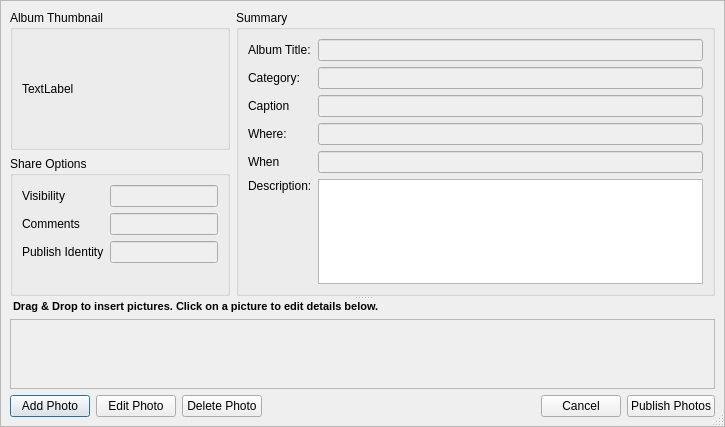
Above: retroshare-gui/src/gui/PhotoShare/AlbumDialog.ui from RetroShare/RetroShare before the change. Below: the same form after it.
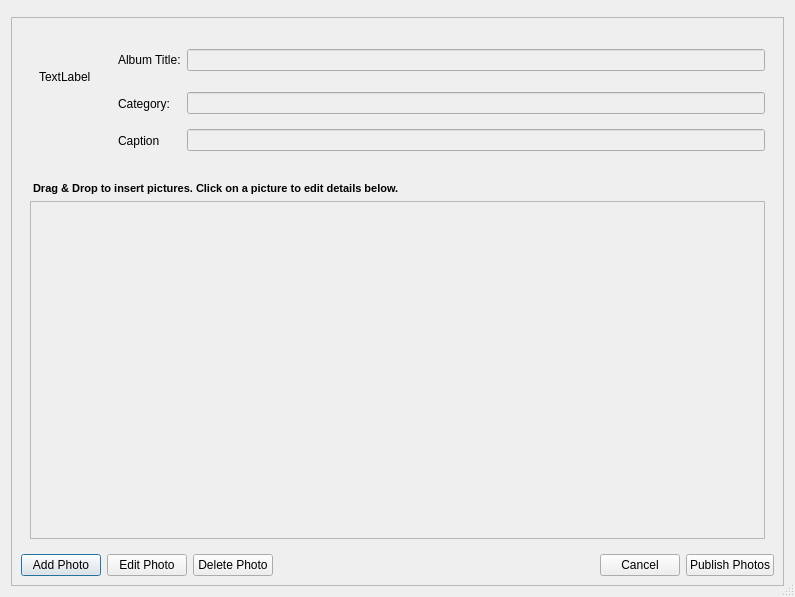
That is the form after the change. Custom widgets are drawn as their Qt base class.

Commit message:
Add Album Editing (add / remove photos)
Significant improvements to AlbumDialog
 - load Existing Photos to the Album
 - drag and drop add new Photos
 - mark photos for deletion
 - publish these changes
 - color photoitems depending on state

Fixed up Top-Level Photo display.
 - only show latest version of photo (hide deleted)
 - fixup grouping by "Own / Subscribed / Other" Albums
 - added Album detail editing using GxsGroupDialog

Patch:
```diff
--- a/retroshare-gui/src/gui/PhotoShare/AlbumDialog.ui
+++ b/retroshare-gui/src/gui/PhotoShare/AlbumDialog.ui
@@ -6,8 +6,8 @@
    <rect>
     <x>0</x>
     <y>0</y>
-    <width>725</width>
-    <height>427</height>
+    <width>795</width>
+    <height>597</height>
    </rect>
   </property>
   <property name="windowTitle">
@@ -16,71 +16,48 @@
   <property name="sizeGripEnabled">
    <bool>true</bool>
   </property>
-  <layout class="QGridLayout" name="gridLayout_5">
-   <property name="margin">
-    <number>0</number>
-   </property>
-   <property name="spacing">
-    <number>0</number>
-   </property>
-   <item row="1" column="0">
+  <layout class="QVBoxLayout" name="verticalLayout_4">
+   <item>
+    <widget class="HeaderFrame" name="headerFrame">
+     <property name="frameShape">
+      <enum>QFrame::StyledPanel</enum>
+     </property>
+     <property name="frameShadow">
+      <enum>QFrame::Raised</enum>
+     </property>
+    </widget>
+   </item>
+   <item>
     <widget class="QFrame" name="frame">
+     <property name="sizePolicy">
+      <sizepolicy hsizetype="Preferred" vsizetype="Minimum">
+       <horstretch>0</horstretch>
+       <verstretch>0</verstretch>
+      </sizepolicy>
+     </property>
      <property name="frameShape">
       <enum>QFrame::StyledPanel</enum>
      </property>
      <property name="frameShadow">
       <enum>QFrame::Raised</enum>
+     </property>
+     <layout class="QVBoxLayout" name="verticalLayout_3" stretch="0,10,0">
+      <item>
+       <widget class="QFrame" name="frame_2">
+        <property name="sizePolicy">
+         <sizepolicy hsizetype="MinimumExpanding" vsizetype="Preferred">
+          <horstretch>10</horstretch>
+          <verstretch>0</verstretch>
+         </sizepolicy>
      </property>
      <layout class="QGridLayout" name="gridLayout">
-      <item row="0" column="0">
-       <widget class="QSplitter" name="splitter">
-        <property name="orientation">
-         <enum>Qt::Vertical</enum>
-        </property>
-        <widget class="QWidget" name="layoutWidget_2">
-         <layout class="QGridLayout" name="gridLayout_4">
-          <item row="0" column="0">
-           <widget class="QGroupBox" name="albumGroup">
-            <property name="sizePolicy">
-             <sizepolicy hsizetype="Preferred" vsizetype="Minimum">
-              <horstretch>0</horstretch>
-              <verstretch>1</verstretch>
-             </sizepolicy>
-            </property>
-            <property name="title">
-             <string>Album Thumbnail</string>
-            </property>
-            <layout class="QVBoxLayout" name="verticalLayout_2">
-             <item>
-              <widget class="QLabel" name="label_thumbNail">
-               <property name="text">
-                <string>TextLabel</string>
-               </property>
-              </widget>
-             </item>
-            </layout>
-           </widget>
-          </item>
-          <item row="0" column="1" rowspan="2">
-           <widget class="QGroupBox" name="groupBox_2">
-            <property name="sizePolicy">
-             <sizepolicy hsizetype="MinimumExpanding" vsizetype="Preferred">
-              <horstretch>10</horstretch>
-              <verstretch>1</verstretch>
-             </sizepolicy>
-            </property>
-            <property name="title">
-             <string>Summary</string>
-            </property>
-            <layout class="QGridLayout" name="gridLayout_3">
-             <item row="0" column="0">
-              <widget class="QLabel" name="label_9">
-               <property name="text">
-                <string>Album Title:</string>
-               </property>
-              </widget>
-             </item>
-             <item row="0" column="1">
+         <property name="horizontalSpacing">
+          <number>6</number>
+         </property>
+         <property name="verticalSpacing">
+          <number>2</number>
+         </property>
+         <item row="0" column="2">
               <widget class="QLineEdit" name="lineEdit_Title">
                <property name="enabled">
                 <bool>false</bool>
@@ -93,14 +70,14 @@
                </property>
               </widget>
              </item>
-             <item row="1" column="0">
+         <item row="1" column="1">
               <widget class="QLabel" name="label_7">
                <property name="text">
                 <string>Category:</string>
                </property>
               </widget>
              </item>
-             <item row="1" column="1">
+         <item row="1" column="2">
               <widget class="QLineEdit" name="lineEdit_Category">
                <property name="enabled">
                 <bool>false</bool>
@@ -113,205 +90,77 @@
                </property>
               </widget>
              </item>
-             <item row="2" column="0">
+         <item row="0" column="0" rowspan="3">
+          <widget class="QFrame" name="albumGroup">
+           <property name="sizePolicy">
+            <sizepolicy hsizetype="Preferred" vsizetype="Minimum">
+             <horstretch>0</horstretch>
+             <verstretch>1</verstretch>
+            </sizepolicy>
+           </property>
+           <layout class="QVBoxLayout" name="verticalLayout_2">
+            <item>
+             <widget class="QLabel" name="label_thumbNail">
+              <property name="minimumSize">
+               <size>
+                <width>64</width>
+                <height>64</height>
+               </size>
+              </property>
+              <property name="text">
+               <string>TextLabel</string>
+              </property>
+             </widget>
+            </item>
+            <item>
+             <spacer name="verticalSpacer">
+              <property name="orientation">
+               <enum>Qt::Vertical</enum>
+              </property>
+              <property name="sizeHint" stdset="0">
+               <size>
+                <width>20</width>
+                <height>40</height>
+               </size>
+              </property>
+             </spacer>
+            </item>
+           </layout>
+          </widget>
+         </item>
+         <item row="2" column="2">
+          <widget class="QLineEdit" name="lineEdit_Caption">
+           <property name="enabled">
+            <bool>false</bool>
+           </property>
+           <property name="sizePolicy">
+            <sizepolicy hsizetype="MinimumExpanding" vsizetype="Fixed">
+             <horstretch>0</horstretch>
+             <verstretch>0</verstretch>
+            </sizepolicy>
+           </property>
+          </widget>
+         </item>
+         <item row="2" column="1">
               <widget class="QLabel" name="label_8">
                <property name="text">
                 <string>Caption</string>
                </property>
               </widget>
              </item>
-             <item row="2" column="1">
-              <widget class="QLineEdit" name="lineEdit_Caption">
-               <property name="enabled">
-                <bool>false</bool>
-               </property>
-               <property name="sizePolicy">
-                <sizepolicy hsizetype="MinimumExpanding" vsizetype="Fixed">
-                 <horstretch>0</horstretch>
-                 <verstretch>0</verstretch>
-                </sizepolicy>
-               </property>
-              </widget>
-             </item>
-             <item row="3" column="0">
-              <widget class="QLabel" name="label_5">
-               <property name="text">
-                <string>Where:</string>
-               </property>
-              </widget>
-             </item>
-             <item row="3" column="1">
-              <widget class="QLineEdit" name="lineEdit_Where">
-               <property name="enabled">
-                <bool>false</bool>
-               </property>
-               <property name="sizePolicy">
-                <sizepolicy hsizetype="MinimumExpanding" vsizetype="Fixed">
-                 <horstretch>0</horstretch>
-                 <verstretch>0</verstretch>
-                </sizepolicy>
-               </property>
-              </widget>
-             </item>
-             <item row="4" column="0">
-              <widget class="QLabel" name="label_6">
-               <property name="text">
-                <string>When</string>
-               </property>
-              </widget>
-             </item>
-             <item row="4" column="1">
-              <widget class="QLineEdit" name="lineEdit_When">
-               <property name="enabled">
-                <bool>false</bool>
-               </property>
-               <property name="sizePolicy">
-                <sizepolicy hsizetype="MinimumExpanding" vsizetype="Fixed">
-                 <horstretch>0</horstretch>
-                 <verstretch>0</verstretch>
-                </sizepolicy>
-               </property>
-              </widget>
-             </item>
-             <item row="5" column="0">
-              <widget class="QLabel" name="label">
-               <property name="text">
-                <string>Description:</string>
-               </property>
-              </widget>
-             </item>
-             <item row="5" column="1" rowspan="2">
-              <widget class="QTextEdit" name="textEdit_description">
-               <property name="readOnly">
-                <bool>true</bool>
-               </property>
-              </widget>
-             </item>
-             <item row="6" column="0">
-              <spacer name="verticalSpacer_2">
-               <property name="orientation">
-                <enum>Qt::Vertical</enum>
-               </property>
-               <property name="sizeHint" stdset="0">
-                <size>
-                 <width>20</width>
-                 <height>40</height>
-                </size>
-               </property>
-              </spacer>
-             </item>
-             <item row="7" column="1">
-              <spacer name="verticalSpacer">
-               <property name="orientation">
-                <enum>Qt::Vertical</enum>
-               </property>
-               <property name="sizeHint" stdset="0">
-                <size>
-                 <width>20</width>
-                 <height>40</height>
-                </size>
-               </property>
-              </spacer>
-             </item>
-            </layout>
-           </widget>
-          </item>
-          <item row="1" column="0">
-           <layout class="QVBoxLayout" name="verticalLayout_4">
-            <item>
-             <widget class="QGroupBox" name="groupBox_3">
-              <property name="sizePolicy">
-               <sizepolicy hsizetype="MinimumExpanding" vsizetype="Preferred">
-                <horstretch>10</horstretch>
-                <verstretch>1</verstretch>
-               </sizepolicy>
-              </property>
-              <property name="title">
-               <string>Share Options</string>
-              </property>
-              <layout class="QGridLayout" name="gridLayout_6">
                <item row="0" column="1">
-                <widget class="QLineEdit" name="lineEdit_Visibility">
-                 <property name="enabled">
-                  <bool>false</bool>
-                 </property>
-                 <property name="sizePolicy">
-                  <sizepolicy hsizetype="MinimumExpanding" vsizetype="Fixed">
-                   <horstretch>0</horstretch>
-                   <verstretch>0</verstretch>
-                  </sizepolicy>
-                 </property>
-                </widget>
-               </item>
-               <item row="1" column="0">
-                <widget class="QLabel" name="label_11">
+          <widget class="QLabel" name="label_9">
                  <property name="text">
-                  <string>Comments</string>
+            <string>Album Title:</string>
                  </property>
                 </widget>
                </item>
-               <item row="2" column="0">
-                <widget class="QLabel" name="label_12">
-                 <property name="text">
-                  <string>Publish Identity</string>
-                 </property>
-                </widget>
-               </item>
-               <item row="2" column="1">
-                <widget class="QLineEdit" name="lineEdit_Identity">
-                 <property name="enabled">
-                  <bool>false</bool>
-                 </property>
-                 <property name="sizePolicy">
-                  <sizepolicy hsizetype="MinimumExpanding" vsizetype="Fixed">
-                   <horstretch>0</horstretch>
-                   <verstretch>0</verstretch>
-                  </sizepolicy>
-                 </property>
-                </widget>
-               </item>
-               <item row="0" column="0">
-                <widget class="QLabel" name="label_14">
-                 <property name="text">
-                  <string>Visibility</string>
-                 </property>
-                </widget>
-               </item>
-               <item row="1" column="1">
-                <widget class="QLineEdit" name="lineEdit_Comments">
-                 <property name="enabled">
-                  <bool>false</bool>
-                 </property>
-                 <property name="sizePolicy">
-                  <sizepolicy hsizetype="MinimumExpanding" vsizetype="Fixed">
-                   <horstretch>0</horstretch>
-                   <verstretch>0</verstretch>
-                  </sizepolicy>
-                 </property>
-                </widget>
-               </item>
-               <item row="3" column="1">
-                <spacer name="verticalSpacer_3">
-                 <property name="orientation">
-                  <enum>Qt::Vertical</enum>
-                 </property>
-                 <property name="sizeHint" stdset="0">
-                  <size>
-                   <width>20</width>
-                   <height>40</height>
-                  </size>
-                 </property>
-                </spacer>
-               </item>
               </layout>
              </widget>
             </item>
-           </layout>
-          </item>
-         </layout>
-        </widget>
-        <widget class="QWidget" name="layoutWidget_3">
-         <layout class="QVBoxLayout" name="verticalLayout" stretch="0,10">
+      <item>
+       <widget class="QWidget" name="widget" native="true">
+        <layout class="QVBoxLayout" name="verticalLayout">
           <item>
            <widget class="QLabel" name="label_10">
             <property name="text">
@@ -326,7 +175,7 @@
           <item>
            <widget class="QScrollArea" name="scrollAreaPhotos">
             <property name="sizePolicy">
-             <sizepolicy hsizetype="Expanding" vsizetype="MinimumExpanding">
+            <sizepolicy hsizetype="Expanding" vsizetype="Expanding">
               <horstretch>0</horstretch>
               <verstretch>10</verstretch>
              </sizepolicy>
@@ -348,10 +197,16 @@
               <rect>
                <x>0</x>
                <y>0</y>
-               <width>701</width>
-               <height>69</height>
-              </rect>
-             </property>
+              <width>737</width>
+              <height>315</height>
+             </rect>
+            </property>
+            <property name="sizePolicy">
+             <sizepolicy hsizetype="Expanding" vsizetype="Expanding">
+              <horstretch>0</horstretch>
+              <verstretch>10</verstretch>
+             </sizepolicy>
+            </property>
              <property name="styleSheet">
               <string notr="true">QWidget#scrollAreaWidgetContents{border: none;}</string>
              </property>
@@ -361,9 +216,8 @@
           </item>
          </layout>
         </widget>
-       </widget>
       </item>
-      <item row="1" column="0">
+      <item>
        <layout class="QHBoxLayout" name="horizontalLayout">
         <item>
          <widget class="QPushButton" name="pushButton_AddPhoto">
@@ -418,16 +272,6 @@
      </layout>
     </widget>
    </item>
-   <item row="0" column="0">
-    <widget class="HeaderFrame" name="headerFrame">
-     <property name="frameShape">
-      <enum>QFrame::StyledPanel</enum>
-     </property>
-     <property name="frameShadow">
-      <enum>QFrame::Raised</enum>
-     </property>
-    </widget>
-   </item>
   </layout>
  </widget>
  <customwidgets>
```
Lines whose indentation alone changed are shown as unchanged. The commit also changes 9 other files.
